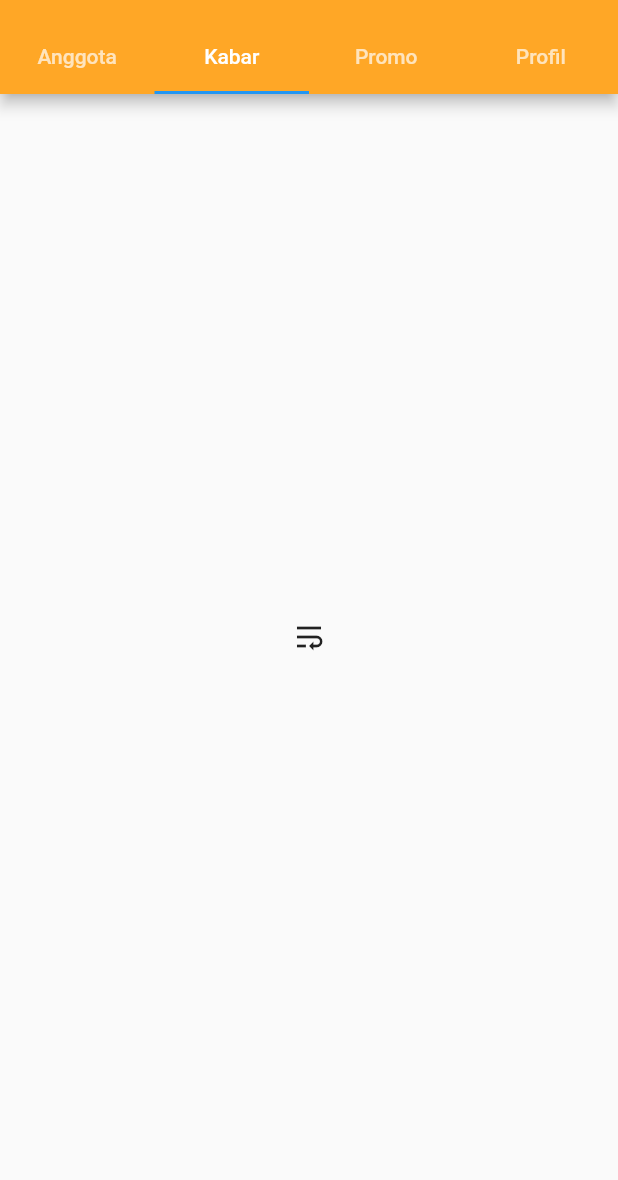
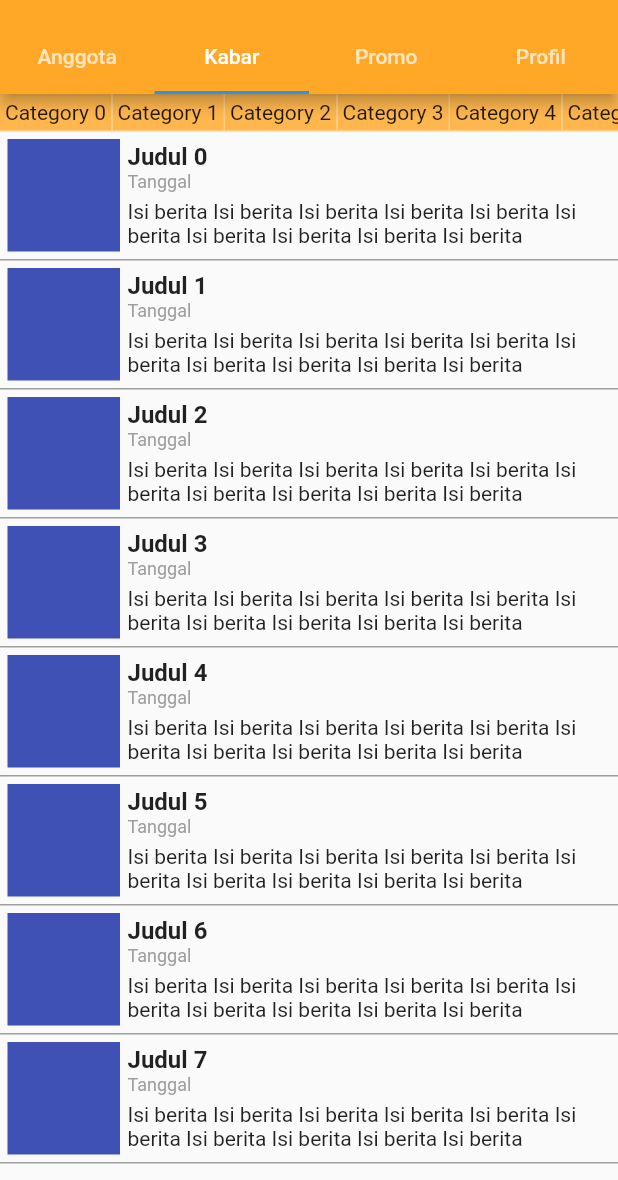
Before and after one commit to vayupranaditya/arya-kenceng-member, a Flutter app: the screen it shows after launch, tab 2 chosen, on a phone screen of 412 x 824 dp, the part 56-1236 px from its top. Run offline on Flutter 3.47's test engine with Material 2 defaults, Android fonts, the phone set to English and light mode, and no system bars; drawn by our look-alikes of auto_size_text.

Commit message:
newsfeed fragment layout done

```diff
--- a/lib/layout/home.dart
+++ b/lib/layout/home.dart
@@ -1,6 +1,7 @@
 import 'package:flutter/material.dart';
 import 'package:auto_size_text/auto_size_text.dart';
 import 'homeMember.dart';
+import 'homeNewsfeed.dart';
 
 class HomeFragment {
   static Widget buildHomeFragment() {
@@ -55,7 +56,7 @@ class HomeFragment {
           body: TabBarView(
             children: <Widget>[ //per tab
               MemberFragment.buildMemberFragment(),
-              Icon(Icons.wrap_text),
+              NewsfeedFragment.buildNewsfeedFragment(),
               Icon(Icons.shopping_cart),
               Icon(Icons.person),
             ],
--- a/lib/layout/homeMember.dart
+++ b/lib/layout/homeMember.dart
@@ -1,4 +1,5 @@
 import 'package:flutter/material.dart';
+
 
 class MemberFragment {
   static List <List <String>> name = [
--- /dev/null
+++ b/lib/layout/homeNewsfeed.dart
@@ -0,0 +1,125 @@
+import 'package:flutter/material.dart';
+
+class NewsfeedFragment {
+
+  static List <List <String>> news = [
+    ["Judul", "Tanggal", "Isi berita"],
+    ["Judul", "Tanggal", "Isi berita"],
+    ["Judul", "Tanggal", "Isi berita"],
+    ["Judul", "Tanggal", "Isi berita"],
+    ["Judul", "Tanggal", "Isi berita"],
+    ["Judul", "Tanggal", "Isi berita"],
+    ["Judul", "Tanggal", "Isi berita"],
+    ["Judul", "Tanggal", "Isi berita"],
+  ];
+
+  static Widget buildNewsCategory(BuildContext context, int index) {
+    return GestureDetector(
+      onTap: () => print("news category: " + index.toString() + " clicked"),
+      child: Container(
+        padding: EdgeInsets.all(3.0),
+        alignment: Alignment.center,
+        decoration: BoxDecoration(
+          border: Border(
+            right: BorderSide(width: 1.0, color: Colors.orange[200]),
+            bottom: BorderSide(width: 1.0, color: Colors.orange[200]),
+          ),
+          color: Colors.orange[300],
+        ),
+        child: Text("Category " + index.toString()),
+        constraints: BoxConstraints(
+          minWidth: 75.0,
+          minHeight: 40.0,
+        ),
+      ),
+    );
+  }
+
+  static Widget buildNewsCategoryList() {
+    return Container(
+      child: ListView.builder(
+        itemCount: news.length,
+        itemBuilder: (BuildContext context, int index) => buildNewsCategory(context, index),
+        scrollDirection: Axis.horizontal,
+      ),
+      height: 25.0,
+      width: double.infinity,
+    );
+  }
+
+  static Widget buildNews(BuildContext context, int index) {
+    return GestureDetector(
+      onTap: () => print("news " + index.toString() + " clicked"),
+      child: Container(
+        padding: EdgeInsets.all(5.0),
+        decoration: BoxDecoration(
+          border: Border(
+            bottom: BorderSide(color: Colors.grey)
+          ),
+        ),
+        child: Row(
+          children: <Widget>[
+            Column(
+              children: <Widget>[
+                Container(
+                  height: 75.0,
+                  width: 75.0,
+                  decoration: BoxDecoration(
+                    color: Colors.indigo,
+                  ),
+                )
+              ],
+            ),
+            Expanded(
+              child: Container(
+                padding: EdgeInsets.only(left: 5.0),
+                child: Column(
+                  crossAxisAlignment: CrossAxisAlignment.start,
+                  mainAxisSize: MainAxisSize.max,
+                  children: <Widget>[
+                    Text(news[index][0] + " " + index.toString(),
+                      style: TextStyle(
+                        fontWeight: FontWeight.w600,
+                        fontSize: 16.0
+                      ),
+                    ),
+                    Text(news[index][1],
+                      style: TextStyle(
+                        color: Colors.grey,
+                        fontSize: 12.0
+                      ),
+                    ),
+                    Container(
+                      padding: EdgeInsets.only(top: 5.0),
+                      child: Text((news[index][2] + " ") * 10,
+                        maxLines: 2,
+                      ),
+                    )
+                  ],
+                ),
+              )
+            )
+          ],
+        ),
+      )
+    );
+  }
+
+  static Widget buildNewsList() {
+    return Expanded(
+      child: ListView.builder(
+        itemCount: news.length,
+        itemBuilder: (BuildContext context, int index) => buildNews(context, index),
+      ),
+    );
+  }
+
+  static Widget buildNewsfeedFragment() {
+    return Column(
+      children: <Widget>[
+        buildNewsCategoryList(),
+        buildNewsList(),
+      ],
+    );
+  }
+}
```
